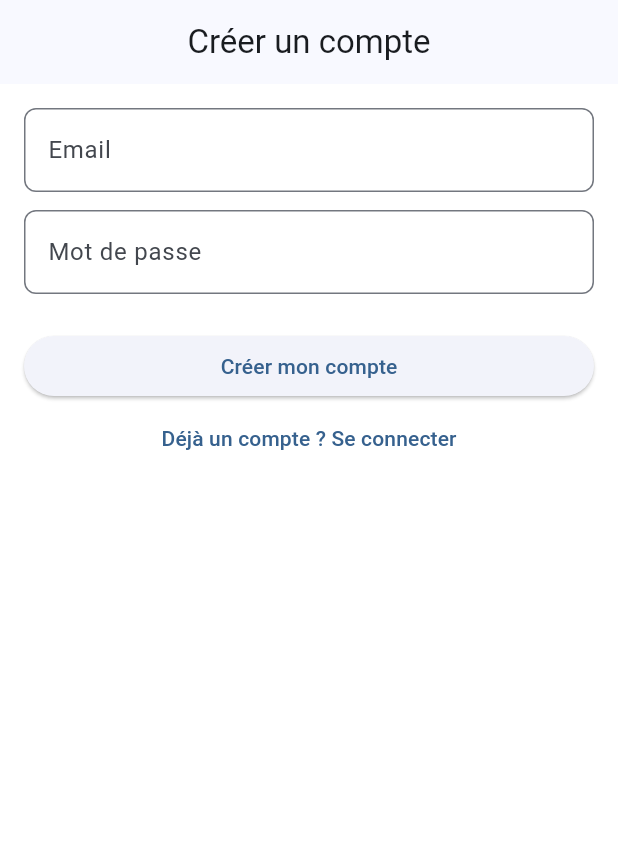
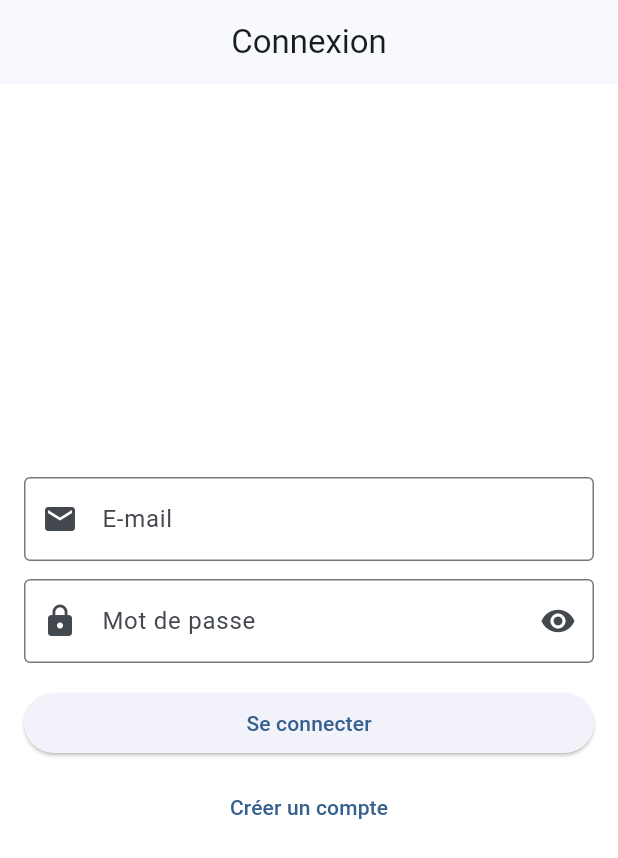
Before and after one commit to vepohs/volleyapp, a Flutter app: the screen it shows after launch, on a phone screen of 412 x 824 dp. Shown: the top 858 px of the screen. Run offline on Flutter 3.47's test engine with Material 3 defaults, Android fonts, the phone set to English and light mode, and no system bars; our stand-ins replace cloud_firestore, dartz, firebase_auth, firebase_core, flutter_bloc, get_it and 2 more; accounts and stored records are empty.

Commit message:
pour matthias

```diff
--- a/lib/app/app.dart
+++ b/lib/app/app.dart
@@ -1,11 +1,29 @@
 import 'package:flutter/material.dart';
 import 'package:flutter_bloc/flutter_bloc.dart';
+import 'package:get_it/get_it.dart';
+import 'package:go_router/go_router.dart';
+
+import 'package:volleyapp/app/config/app_config.dart';
 import 'package:volleyapp/app/theme/app_theme.dart';
-import 'package:volleyapp/core/config/app_config.dart';
-import '../app/router/app_router.dart';
+import 'package:volleyapp/app/router/app_router.dart';
+import 'package:volleyapp/features/session/domain/session_state_provider.dart';
 
-class App extends StatelessWidget {
+class App extends StatefulWidget {
   const App({super.key});
+
+  @override
+  State<App> createState() => _AppState();
+}
+
+class _AppState extends State<App> {
+  late final GoRouter _router;
+
+  @override
+  void initState() {
+    super.initState();
+    final session = GetIt.I<SessionStateProvider>();
+    _router = createRouter(session);
+  }
 
   @override
   Widget build(BuildContext context) {
@@ -18,11 +36,12 @@ class App extends StatelessWidget {
         theme: AppTheme.light,
         darkTheme: AppTheme.dark,
         themeMode: ThemeMode.system,
-        routerConfig: router,
+        routerConfig: _router,
       ),
     );
   }
 }
+
 class DummyCubit extends Cubit<void> {
   DummyCubit() : super(null);
 }
--- a/lib/app/bootstrap.dart
+++ b/lib/app/bootstrap.dart
@@ -1,7 +1,7 @@
 import 'dart:async';
 import 'package:firebase_core/firebase_core.dart';
 import 'package:flutter/material.dart';
-import 'package:volleyapp/core/di/service_locator.dart';
+import 'package:volleyapp/app/di/service_locator.dart';
 import 'package:volleyapp/firebase_options.dart';
 
 
--- a/lib/app/router/app_router.dart
+++ b/lib/app/router/app_router.dart
@@ -1,17 +1,61 @@
+import 'dart:async';
+import 'package:flutter/foundation.dart';
+import 'package:flutter/material.dart';
 import 'package:go_router/go_router.dart';
+import 'package:volleyapp/features/auth/presentation/pages/home_page.dart';
 import 'package:volleyapp/features/auth/presentation/pages/sign_up_page.dart';
+
+import 'package:volleyapp/features/session/domain/session_state_provider.dart';
+import 'package:volleyapp/features/session/domain/session_status.dart';
+
 import 'package:volleyapp/features/auth/presentation/pages/splash_page.dart';
+import 'package:volleyapp/features/auth/presentation/pages/sign_in_page.dart';
 
-
-class AppRoutes {
-  static const splash = '/';
-  static const login = '/signIn';
-  static const register = '/signUp';
-  static const home = '/home';
+class GoRouterRefreshStream extends ChangeNotifier {
+  late final StreamSubscription _sub;
+  GoRouterRefreshStream(Stream<dynamic> stream) {
+    _sub = stream.listen((_) => notifyListeners());
+  }
+  @override
+  void dispose() {
+    _sub.cancel();
+    super.dispose();
+  }
 }
 
-final router = GoRouter(
-  routes: [
-    GoRoute(path: AppRoutes.splash, builder: (_, __) => const SignUpPage()),
-  ],
-);
+GoRouter createRouter(SessionStateProvider session) {
+  bool isPublic(String loc) =>
+      loc == '/login' || loc == '/sign_up' || loc == '/error';
+
+  return GoRouter(
+    refreshListenable: GoRouterRefreshStream(session.status),
+    initialLocation: '/splash',
+    routes: [
+      GoRoute(path: '/splash', builder: (_, __) => const SplashPage()),
+      GoRoute(path: '/login',  builder: (_, __) => const SignInPage()),
+      GoRoute(path: '/sign_up', builder: (_, __) => const SignUpPage()),
+      GoRoute(path: '/home',   builder: (_, __) => const HomePage()),
+    ],
+    redirect: (_, state) {
+      final status = session.current;
+      final loc = state.matchedLocation;
+
+      switch (status) {
+        case SessionStatus.unknown:
+        // reste/va sur splash pendant la résolution
+          return loc == '/splash' ? null : '/splash';
+
+        case SessionStatus.unauthenticated:
+        // autorise toutes les pages publiques (dont /sign_up)
+          return isPublic(loc) ? null : '/login';
+
+        case SessionStatus.authenticated:
+        // si déjà loggé, éviter /login /sign_up /splash -> aller à /home
+          if (loc == '/login' || loc == '/sign_up' || loc == '/splash') {
+            return '/home';
+          }
+          return null;
+      }
+    },
+  );
+}
--- a/lib/features/auth/data/models/auth_user_model.dart
+++ b/lib/features/auth/data/models/auth_user_model.dart
@@ -1,9 +1,9 @@
 class AuthUserModel {
   final String id;
-  final String email;
+  final String? email;
 
   const AuthUserModel({
     required this.id,
-    required this.email,
+     this.email,
   });
 }
--- a/lib/features/auth/domain/entitites/auth_user.dart
+++ b/lib/features/auth/domain/entitites/auth_user.dart
@@ -1,9 +1,9 @@
 class AuthUser {
   final String id;
-  final String email;
+  final String? email;
 
   const AuthUser({
     required this.id,
-    required this.email,
+     this.email,
   });
 }
--- /dev/null
+++ b/lib/features/auth/domain/ports/auth_state_source.dart
@@ -0,0 +1,7 @@
+import 'package:dartz/dartz.dart';
+import 'package:volleyapp/features/auth/domain/entitites/auth_user.dart';
+
+abstract class AuthStateSource {
+  Stream<AuthUser?> get changes;
+  Option<AuthUser> getCurrentUser();
+}
--- a/lib/features/auth/presentation/pages/sign_in_page.dart
+++ b/lib/features/auth/presentation/pages/sign_in_page.dart
@@ -0,0 +1,140 @@
+import 'package:flutter/material.dart';
+import 'package:firebase_auth/firebase_auth.dart';
+import 'package:go_router/go_router.dart'; // <-- ajout
+
+class SignInPage extends StatefulWidget {
+  const SignInPage({super.key});
+
+  @override
+  State<SignInPage> createState() => _SignInPageState();
+}
+
+class _SignInPageState extends State<SignInPage> {
+  final _formKey = GlobalKey<FormState>();
+  final _emailCtrl = TextEditingController();
+  final _pwdCtrl = TextEditingController();
+  bool _obscure = true;
+  bool _loading = false;
+
+  @override
+  void dispose() {
+    _emailCtrl.dispose();
+    _pwdCtrl.dispose();
+    super.dispose();
+  }
+
+  Future<void> _signIn() async {
+    if (!_formKey.currentState!.validate()) return;
+
+    setState(() => _loading = true);
+    try {
+      await FirebaseAuth.instance.signInWithEmailAndPassword(
+        email: _emailCtrl.text.trim(),
+        password: _pwdCtrl.text,
+      );
+      // Pas de navigation ici : le stream Firebase déclenche ta redirection.
+    } on FirebaseAuthException catch (e) {
+      final msg = switch (e.code) {
+        'user-not-found' => "Aucun utilisateur trouvé avec cet e-mail.",
+        'wrong-password' => "Mot de passe incorrect.",
+        'invalid-email'  => "E-mail invalide.",
+        'user-disabled'  => "Ce compte est désactivé.",
+        'too-many-requests' => "Trop de tentatives. Réessaie plus tard.",
+        _ => "Connexion impossible : ${e.message ?? e.code}",
+      };
+      if (mounted) {
+        ScaffoldMessenger.of(context).showSnackBar(SnackBar(content: Text(msg)));
+      }
+    } catch (e) {
+      if (mounted) {
+        ScaffoldMessenger.of(context).showSnackBar(
+          SnackBar(content: Text("Erreur inattendue : $e")),
+        );
+      }
+    } finally {
+      if (mounted) setState(() => _loading = false);
+    }
+  }
+
+  @override
+  Widget build(BuildContext context) {
+    return Scaffold(
+      appBar: AppBar(title: const Text('Connexion')),
+      body: Center(
+        child: ConstrainedBox(
+          constraints: const BoxConstraints(maxWidth: 420),
+          child: Padding(
+            padding: const EdgeInsets.all(16),
+            child: Form(
+              key: _formKey,
+              child: AutofillGroup(
+                child: Column(
+                  mainAxisSize: MainAxisSize.min,
+                  children: [
+                    TextFormField(
+                      controller: _emailCtrl,
+                      decoration: const InputDecoration(
+                        labelText: 'E-mail',
+                        prefixIcon: Icon(Icons.email),
+                        border: OutlineInputBorder(),
+                      ),
+                      autofillHints: const [AutofillHints.username, AutofillHints.email],
+                      keyboardType: TextInputType.emailAddress,
+                      textInputAction: TextInputAction.next,
+                      validator: (v) {
+                        if (v == null || v.trim().isEmpty) return 'Entre ton e-mail';
+                        if (!v.contains('@')) return 'E-mail invalide';
+                        return null;
+                      },
+                    ),
+                    const SizedBox(height: 12),
+                    TextFormField(
+                      controller: _pwdCtrl,
+                      decoration: InputDecoration(
+                        labelText: 'Mot de passe',
+                        prefixIcon: const Icon(Icons.lock),
+                        border: const OutlineInputBorder(),
+                        suffixIcon: IconButton(
+                          onPressed: () => setState(() => _obscure = !_obscure),
+                          icon: Icon(_obscure ? Icons.visibility : Icons.visibility_off),
+                        ),
+                      ),
+                      autofillHints: const [AutofillHints.password],
+                      obscureText: _obscure,
+                      onFieldSubmitted: (_) => _signIn(),
+                      validator: (v) {
+                        if (v == null || v.isEmpty) return 'Entre ton mot de passe';
+                        if (v.length < 6) return 'Au moins 6 caractères';
+                        return null;
+                      },
+                    ),
+                    const SizedBox(height: 16),
+                    SizedBox(
+                      width: double.infinity,
+                      child: ElevatedButton(
+                        onPressed: _loading ? null : _signIn,
+                        child: _loading
+                            ? const SizedBox(
+                          height: 20,
+                          width: 20,
+                          child: CircularProgressIndicator(strokeWidth: 2),
+                        )
+                            : const Text('Se connecter'),
+                      ),
+                    ),
+                    const SizedBox(height: 8),
+                    // --------- Bouton d'inscription (go_router) ---------
+                    TextButton(
+                      onPressed: () => context.go('/sign_up'),
+                      child: const Text("Créer un compte"),
+                    ),
+                  ],
+                ),
+              ),
+            ),
+          ),
+        ),
+      ),
+    );
+  }
+}
--- /dev/null
+++ b/lib/features/session/domain/session_state_provider.dart
@@ -0,0 +1,29 @@
+import 'dart:async';
+import 'package:volleyapp/features/auth/domain/ports/auth_state_source.dart';
+import 'session_status.dart';
+
+
+class SessionStateProvider {
+  final AuthStateSource _auth;
+  SessionStatus _current = SessionStatus.unknown;
+  SessionStatus get current => _current;
+
+  late final Stream<SessionStatus> status;
+
+  SessionStateProvider(this._auth) {
+    status = _mapToStatus();
+  }
+
+  Stream<SessionStatus> _mapToStatus() async* {
+
+    final userOpt = _auth.getCurrentUser();
+    _current = userOpt.isSome() ? SessionStatus.authenticated : SessionStatus.unauthenticated;
+    yield _current;
+
+
+    await for (final user in _auth.changes) {
+      _current = (user == null) ? SessionStatus.unauthenticated : SessionStatus.authenticated;
+      yield _current;
+    }
+  }
+}
--- /dev/null
+++ b/lib/features/session/domain/session_status.dart
@@ -0,0 +1 @@
+enum SessionStatus { unknown, unauthenticated, authenticated }
```
Also changed, not shown: lib/app/di/service_locator.dart (added, +39 -0 lines), lib/core/di/service_locator.dart (deleted, +0 -23 lines), lib/features/auth/data/datasources/firebase_auth_state_source.dart (added, +19 -0 lines), lib/features/auth/presentation/gates/auth_gate.dart (deleted, +0 -25 lines), lib/features/auth/presentation/pages/home_page.dart (added, +56 -0 lines), lib/features/auth/presentation/pages/sign_up_page.dart (+5 -6 lines), lib/app/config/app_config.dart (renamed from lib/core/config/app_config.dart), pubspec.lock.
